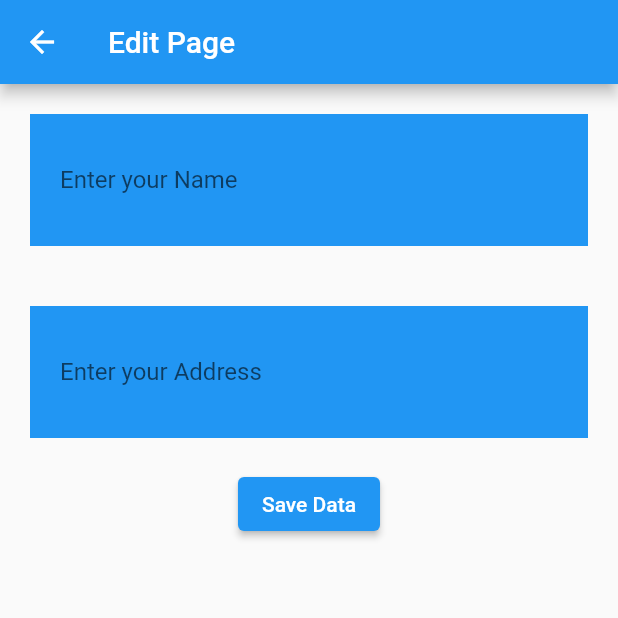
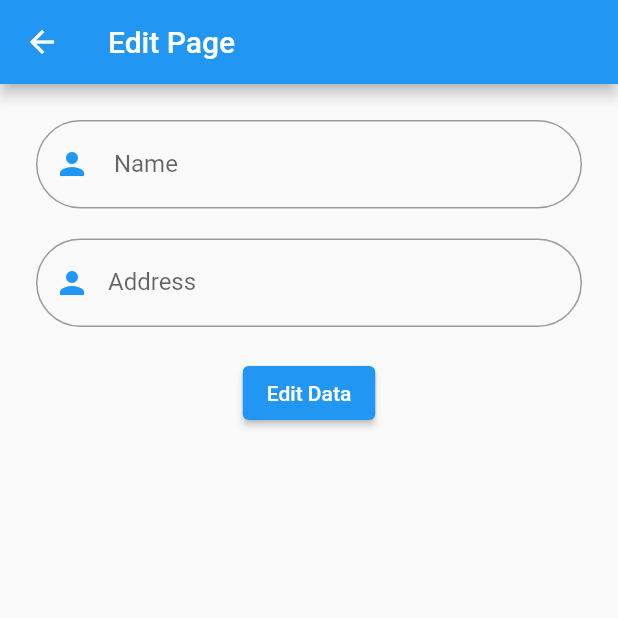
Before and after one commit to adeshpokhrel15/Shared-Preferences, a Flutter app: the EditPage screen opened directly with empty values, on a phone screen of 412 x 824 dp, the top half of it. Run offline on Flutter 3.47's test engine with Material 2 defaults, Android fonts, the phone set to English and light mode, and no system bars; our stand-ins replace shared_preferences; accounts and stored records are empty.

Commit message:
second commit

```diff
--- a/lib/editPage.dart
+++ b/lib/editPage.dart
@@ -14,35 +14,47 @@ class EditPage extends StatelessWidget {
         appBar: AppBar(
           title: const Text('Edit Page'),
         ),
-      body: Column(
+        body: Padding(
+          padding: const EdgeInsets.all(24.0),
+          child: Column(
             children: [
-          Container(
-            margin: const EdgeInsets.all(20),
-            padding: const EdgeInsets.all(20),
-            decoration: BoxDecoration(
+              TextFormField(
+                autovalidateMode: AutovalidateMode.onUserInteraction,
+                controller: nameController,
+                textCapitalization: TextCapitalization.words,
+                decoration: InputDecoration(
+                  border: OutlineInputBorder(
+                    borderRadius: BorderRadius.circular(30),
+                  ),
+                  labelText: ' Name',
+                  prefixIcon: Icon(
+                    Icons.person,
                     color: Colors.blue,
                   ),
-            child: TextField(
-              controller: nameController,
-              decoration: InputDecoration(
-                border: InputBorder.none,
-                hintText: 'Enter your Name',
+                  hintText: 'Enter your  Name',
                 ),
               ),
+              SizedBox(
+                height: 20,
               ),
-          Container(
-            margin: const EdgeInsets.all(20),
-            padding: const EdgeInsets.all(20),
-            decoration: BoxDecoration(
+              TextFormField(
+                autovalidateMode: AutovalidateMode.onUserInteraction,
+                controller: addressController,
+                textCapitalization: TextCapitalization.words,
+                decoration: InputDecoration(
+                  border: OutlineInputBorder(
+                    borderRadius: BorderRadius.circular(30),
+                  ),
+                  labelText: 'Address',
+                  prefixIcon: Icon(
+                    Icons.person,
                     color: Colors.blue,
                   ),
-            child: TextField(
-              controller: addressController,
-              decoration: InputDecoration(
-                border: InputBorder.none,
                   hintText: 'Enter your Address',
                 ),
               ),
+              SizedBox(
+                height: 20,
               ),
               ElevatedButton(
                   onPressed: () async {
@@ -52,9 +64,9 @@ class EditPage extends StatelessWidget {
                     );
                     await Service().saveData(data: formModel.toJson());
                   },
-              child: Text('Save Data'))
+                  child: Text('Edit Data'))
             ],
           ),
-    );
+        ));
   }
 }
```
Also changed, not shown: lib/draft.dart (+14 -3 lines), lib/homeScreen.dart (+31 -18 lines), 2 other files. Lines whose indentation alone changed are shown as unchanged.
